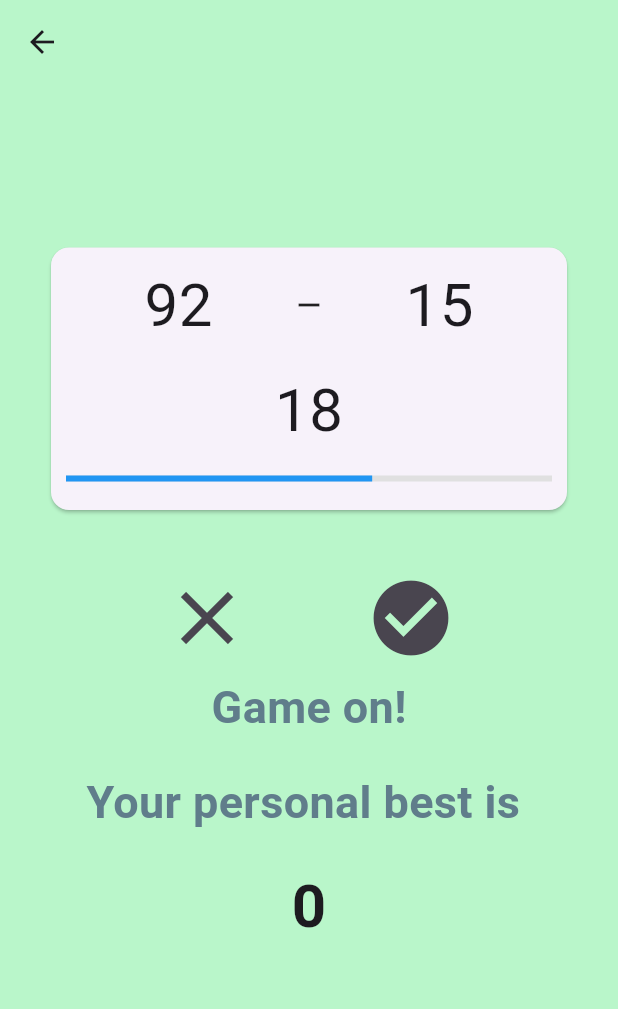
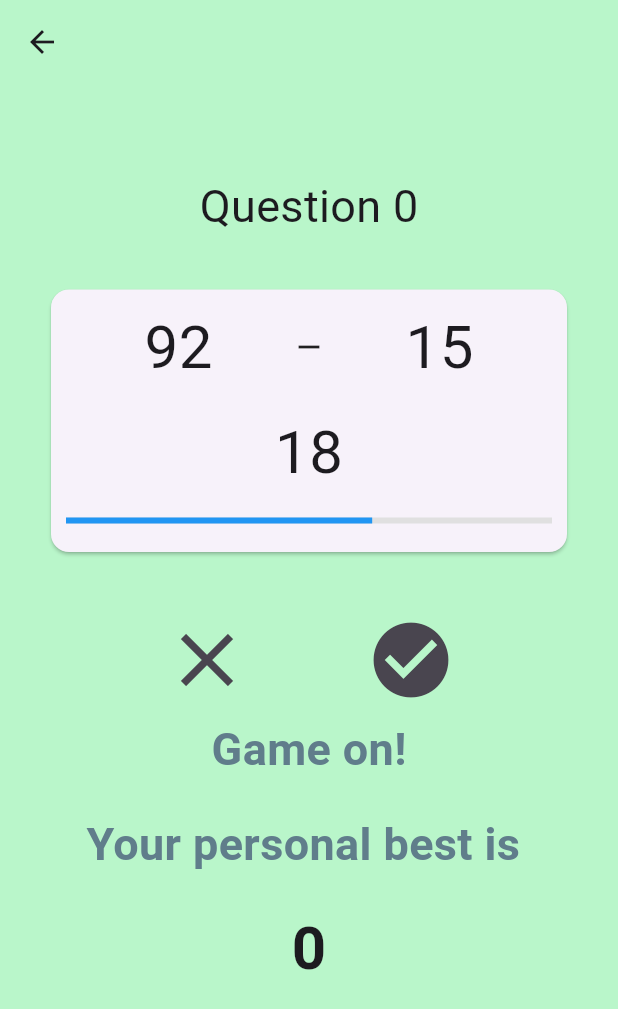
Before and after one commit to SanjiKun-Santhosh/flash_math, a Flutter app: the Subtraction screen opened directly, on a phone screen of 412 x 824 dp. Shown: the top 1009 px of the screen. Run offline on Flutter 3.47's test engine with Material 3 defaults, Android fonts, the phone set to English and light mode, and no system bars; our stand-ins replace animated_text_kit, cloud_firestore, confetti, firebase_auth, firebase_core, flutter_spinkit and 5 more; accounts and stored records are empty.

Commit message:
Updated levels for each game

```diff
--- a/lib/games/levels.dart
+++ b/lib/games/levels.dart
@@ -115,6 +115,7 @@ class _LevelsState extends State<Levels> {
     return Template(
       child: Scaffold(
         appBar: AppBar(
+          toolbarHeight: 60,
           automaticallyImplyLeading: false,
           elevation: 0.0,
           centerTitle: true,
--- a/lib/games/subtraction.dart
+++ b/lib/games/subtraction.dart
@@ -1,5 +1,6 @@
 import 'dart:async';
 
+import 'package:animated_text_kit/animated_text_kit.dart';
 import 'package:flash_math/models/user_record.dart';
 import 'package:flutter/material.dart';
 import 'package:provider/provider.dart';
@@ -50,7 +51,9 @@ class _SubtractionState extends State<Subtraction> {
   late final GameRecord _selectedGameRecord;
   late final UserRecord _streamUserRecord;
   bool _isInitialized = false;
-bool _isHighScore=false;
+  bool _isHighScore = false;
+  bool _isLevelledUp = false;
+
   @override
   void initState() {
     super.initState();
@@ -75,16 +78,20 @@ bool _isHighScore=false;
       } else {
         _timerSpeed = int.parse(levelList[widget.levelType]!);
         _levelIndex = levelListKeys.indexOf(widget.levelType) + 1;
-        _selectedGameRecord = userRecord.gameRecord![_gameType]??gameTypesInitialisation(_gameType);
+        _selectedGameRecord =
+            userRecord.gameRecord![_gameType] ??
+            gameTypesInitialisation(_gameType);
       }
       _streamUserRecord = userRecord;
-      currentRecord = globalRecord = int.parse(_selectedGameRecord.record ?? "0");
+      currentRecord = globalRecord = int.parse(
+        _selectedGameRecord.record ?? "0",
+      );
       _levelUpAt = defaultLevelUpAt;
       _min = widget.min;
       _max = widget.max;
       _isInitialized = true;
     });
-   await _getRandom();
+    await _getRandom();
     startProgress();
   }
 
@@ -142,6 +149,7 @@ bool _isHighScore=false;
           _timerSpeed = int.parse(levelList[levelListKeys[levelIndex - 1]]!);
           _levelIndex++;
           _levelCounter = 0;
+          _isLevelledUp = true;
         }
       }
     });
@@ -155,14 +163,14 @@ bool _isHighScore=false;
         if (_record > currentRecord) {
           globalRecord = _record;
           updateRecordDatabase(_record);
-          _isHighScore=true;
+          _isHighScore = true;
         }
         alertDialog.showCustomModalBottomSheet(
           context,
           outputText: GameOutputTexts.personalBest,
           record: globalRecord,
           gameMsg: GameOutputTexts.timeOverMsg,
-          playConfetti: _isHighScore
+          playConfetti: _isHighScore,
         );
       });
     }
@@ -194,14 +202,14 @@ bool _isHighScore=false;
         if (_record > currentRecord) {
           globalRecord = _record;
           updateRecordDatabase(_record);
-          _isHighScore=true;
+          _isHighScore = true;
         }
         alertDialog.showCustomModalBottomSheet(
           context,
           outputText: GameOutputTexts.personalBest,
           record: globalRecord,
           gameMsg: GameOutputTexts.answerWrongMsg,
-          playConfetti: _isHighScore
+          playConfetti: _isHighScore,
         );
       });
     }
@@ -237,7 +245,9 @@ bool _isHighScore=false;
         child: Column(
           crossAxisAlignment: CrossAxisAlignment.center,
           children: [
-            SizedBox(height: 75),
+            SizedBox(height: 30),
+            Text("Question $_record", style: TextStyle(fontSize: 30)),
+            SizedBox(height: 30),
             Card(
               child: SizedBox(
                 height: 175,
@@ -376,6 +386,26 @@ bool _isHighScore=false;
                       ),
                     ],
                   ),
+            SizedBox(height: 30),
+            _isLevelledUp
+                ? AnimatedTextKit(
+                    animatedTexts: [
+                      FlickerAnimatedText(
+                        "Wow, new level reached!",
+                        textStyle: TextStyle(
+                          fontSize: 25,
+                          fontFamily: CustomFontStyle().secondaryFont,
+                        ),
+                      ),
+                    ],
+                    pause: Duration(seconds: 3),
+                    onFinished: () {
+                      setState(() {
+                        _isLevelledUp = false;
+                      });
+                    },
+                  )
+                : Container(),
           ],
         ),
       ),
--- a/lib/screens/custom_sheets.dart
+++ b/lib/screens/custom_sheets.dart
@@ -95,7 +95,7 @@ class CustomSheets {
               ],
             ),
           ),
-            Confetti(isPlaying: true),
+            Confetti(isPlaying: playConfetti),
           ]
         );
       },
--- a/lib/shared/constants.dart
+++ b/lib/shared/constants.dart
@@ -62,7 +62,7 @@ const Map<String, String> levelList = {
 final List levelListKeys = levelList.keys.toList();
 const String practiceLevel = "Practice";
 const int defaultTimerSetting = 30;
-const int defaultLevelUpAt = 25;
+const int defaultLevelUpAt = 3;
 const int maximumLevelUpAt = 10000;
 const int minimumForRandomGen = 0;
 const int maximumForRandomGen = 100;
```
Also changed, not shown: lib/games/addition.dart (+16 -1 lines), lib/games/complex.dart (+16 -2 lines), lib/games/flash.dart (+16 -1 lines), lib/screens/home.dart (+8 -8 lines), lib/screens/profile/profile.dart (+27 -18 lines), lib/services/auth.dart (+28 -0 lines).
